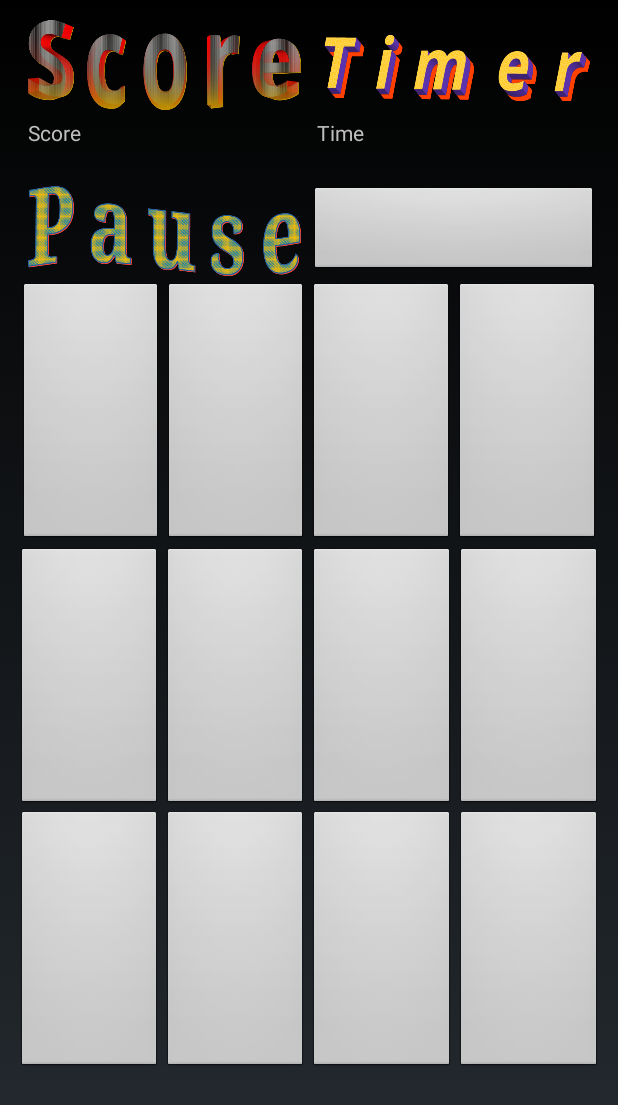
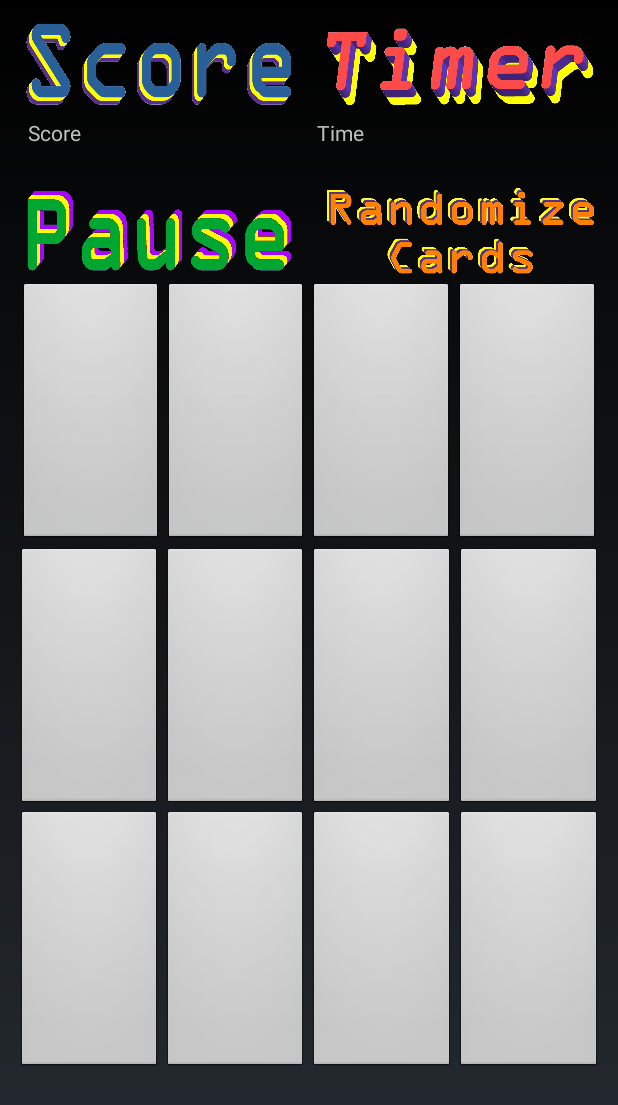
Before and after one commit to prophet18/Coleccion_Android, an Android app built with Jetpack Compose: the layout play_layout.xml on its own in the app's theme, with its tools: preview values and no code run, on a phone screen of 412 x 824 dp. Shown: the top 1105 px of the screen. Run offline under Robolectric (Android 15) with nearby library versions, the phone set to English and light mode, and no system bars; network calls fail.

Commit message:
continue
c3

```diff
--- a/app/src/main/res/layout/play_layout.xml
+++ b/app/src/main/res/layout/play_layout.xml
@@ -33,9 +33,9 @@
                     android:layout_height="60dp"
                     android:scaleType="fitXY"
                     android:layout_weight="1"
-                    android:paddingStart="5dp"
-                    android:paddingEnd="5dp"
-                    android:src="@drawable/scoreicon" />
+                    android:paddingStart="1dp"
+                    android:paddingEnd="10dp"
+                    android:src="@drawable/scoreicon2" />
 
                 <ImageView
                     android:id="@+id/timer_icon"
@@ -44,9 +44,9 @@
                     android:layout_height="60dp"
                     android:scaleType="fitXY"
                     android:layout_weight="1"
-                    android:paddingStart="5dp"
-                    android:paddingEnd="5dp"
-                    android:src="@drawable/timericon" />
+                    android:paddingStart="10dp"
+                    android:paddingEnd="1dp"
+                    android:src="@drawable/timeicon3" />
 
             </TableRow>
 
@@ -88,20 +88,23 @@
                     android:layout_width="180dp"
                     android:layout_height="60dp"
                     android:scaleType="fitXY"
-                    android:paddingStart="5dp"
-                    android:paddingEnd="5dp"
+                    android:paddingStart="1dp"
+                    android:paddingEnd="10dp"
                     android:layout_weight="1"
-                    android:src="@drawable/pauseicon"
-                    android:background="@android:color/transparent"/>
+                    android:src="@drawable/pause_icon2"
+                    android:background="@android:color/transparent" />
 
                 <ImageButton
                     android:id="@+id/random_button"
                     android:contentDescription="@string/randomize_button"
                     android:layout_width="180dp"
                     android:layout_height="60dp"
-                    android:paddingStart="5dp"
-                    android:paddingEnd="5dp"
-                    android:layout_weight="1" />
+                    android:scaleType="fitXY"
+                    android:paddingStart="10dp"
+                    android:paddingEnd="1dp"
+                    android:layout_weight="1"
+                    android:src="@drawable/randomize_cards_icon"
+                    android:background="@android:color/transparent" />
 
             </TableRow>
 
@@ -247,109 +250,80 @@
             android:padding="5dp"
             android:id="@+id/pscreen2_layout" >
 
+            <Space
+                android:layout_height="50dp" />
+
+            <TableRow
+                android:gravity="center"
+                android:layout_margin="1dp"
+                android:padding="1dp" >
+                <ImageView
+                    android:id="@+id/cologo1"
+                    android:contentDescription="@string/coleccion_logo"
+                    android:layout_width="400dp"
+                    android:layout_height="80dp"
+                    android:scaleType="fitXY"
+                    android:paddingStart="20dp"
+                    android:paddingEnd="20dp"
+                    android:src="@drawable/coleccion_logo_b"
+                    android:background="@android:color/transparent"/>
+            </TableRow>
+
+            <Space
+                android:layout_height="70dp" />
+
             <TableRow
                 android:gravity="center"
                 android:layout_margin="1dp"
                 android:padding="1dp">
-
-                <ImageView
-                    android:id="@+id/cologo1"
-                    android:contentDescription="@string/coleccion_logo"
-                    android:layout_width="400dp"
-                    android:layout_height="90dp"
+                <ImageButton
+                    android:id="@+id/resume_button"
+                    android:contentDescription="@string/resume_button"
+                    android:layout_width="380dp"
+                    android:layout_height="120dp"
                     android:scaleType="fitXY"
-                    android:padding="5dp"
-                    android:src="@drawable/collection_logo_1"
+                    android:paddingStart="20dp"
+                    android:paddingEnd="20dp"
+                    android:src="@drawable/resume_parallelogram"
                     android:background="@android:color/transparent"/>
-
             </TableRow>
 
             <Space
-                android:layout_width="50dp"
                 android:layout_height="50dp" />
 
             <TableRow
                 android:gravity="center"
                 android:layout_margin="1dp"
                 android:padding="1dp">
-
-                <ImageView
-                    android:id="@+id/timer_icon2"
-                    android:contentDescription="@string/timer_icon"
-                    android:layout_width="120dp"
-                    android:layout_height="40dp"
-                    android:paddingStart="5dp"
-                    android:paddingEnd="5dp" />
-
-                <TextView
-                    android:id="@+id/time_valuing"
-                    android:contentDescription="@string/game_time_left_seconds"
-                    android:layout_width="120dp"
-                    android:layout_height="40dp"
-                    android:paddingStart="5dp"
-                    android:paddingEnd="5dp"
-                    android:layout_weight="1"
-                    android:text="@string/time" />
-
+                <ImageButton
+                    android:id="@+id/e_button"
+                    android:contentDescription="@string/exit_button"
+                    android:layout_width="280dp"
+                    android:layout_height="120dp"
+                    android:scaleType="fitXY"
+                    android:paddingStart="20dp"
+                    android:paddingEnd="20dp"
+                    android:src="@drawable/exit_to_menu_triangle"
+                    android:background="@android:color/transparent" />
             </TableRow>
 
             <Space
-                android:layout_width="50dp"
-                android:layout_height="50dp" />
+                android:layout_height="60dp" />
 
             <TableRow
                 android:gravity="center"
                 android:layout_margin="1dp"
                 android:padding="1dp">
-
-                <ImageButton
-                    android:id="@+id/resume_button"
-                    android:contentDescription="@string/resume_button"
-                    android:layout_width="280dp"
-                    android:layout_height="90dp"
-                    android:scaleType="fitXY"
-                    android:padding="5dp"
-                    android:src="@drawable/resumebutton"
-                    android:background="@android:color/transparent"/>
-
-            </TableRow>
-
-            <Space
-                android:layout_width="50dp"
-                android:layout_height="50dp" />
-
-            <TableRow
-                android:gravity="center"
-                android:layout_margin="1dp"
-                android:padding="1dp">
-
-                <ImageButton
-                    android:id="@+id/e_button"
-                    android:contentDescription="@string/exit_button"
-                    android:layout_width="180dp"
-                    android:layout_height="60dp"
-                    android:paddingStart="5dp"
-                    android:paddingEnd="5dp" />
-
-            </TableRow>
-
-            <Space
-                android:layout_width="100dp"
-                android:layout_height="100dp" />
-
-            <TableRow
-                android:gravity="center"
-                android:layout_margin="1dp"
-                android:padding="1dp">
-
                 <ImageButton
                     android:id="@+id/e_button2"
                     android:contentDescription="@string/exit_button"
-                    android:layout_width="180dp"
-                    android:layout_height="60dp"
-                    android:paddingStart="5dp"
-                    android:paddingEnd="5dp" />
-
+                    android:layout_width="280dp"
+                    android:layout_height="120dp"
+                    android:scaleType="fitXY"
+                    android:paddingStart="20dp"
+                    android:paddingEnd="20dp"
+                    android:src="@drawable/exit_game_semicircle"
+                    android:background="@android:color/transparent" />
             </TableRow>
 
         </TableLayout>
```
Also changed, not shown: app/src/main/AndroidManifest.xml (+16 -22 lines), app/src/main/res/layout/entry_screen.xml (+33 -27 lines), app/src/main/res/layout/pause_layout.xml (+47 -30 lines), app/src/main/res/drawable/coleccion_background_p_spiral_1.jpg, app/src/main/res/drawable/coleccion_background_p_spiral_1.png (deleted), app/src/main/res/drawable/coleccion_icon_3.jpg (added).
